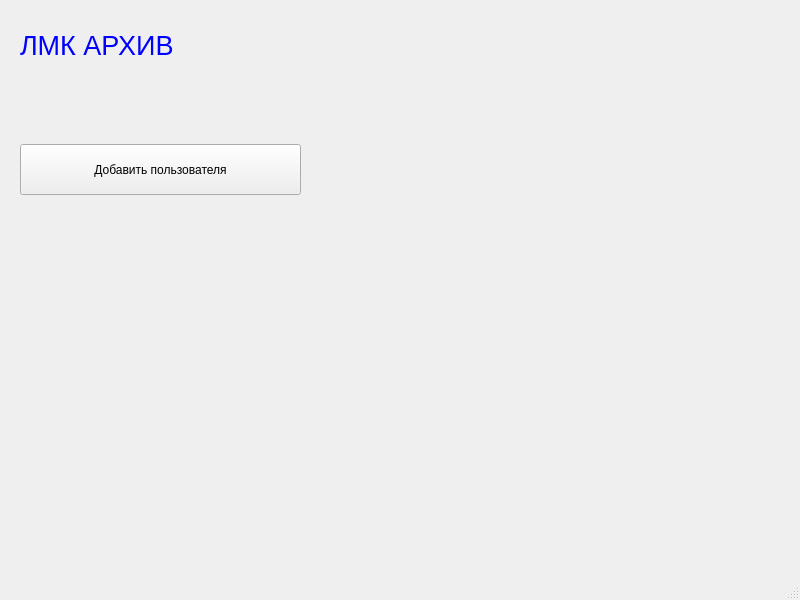
Old version of the form mainwindow.ui in the repository FANDIM-wolf/FileHub.
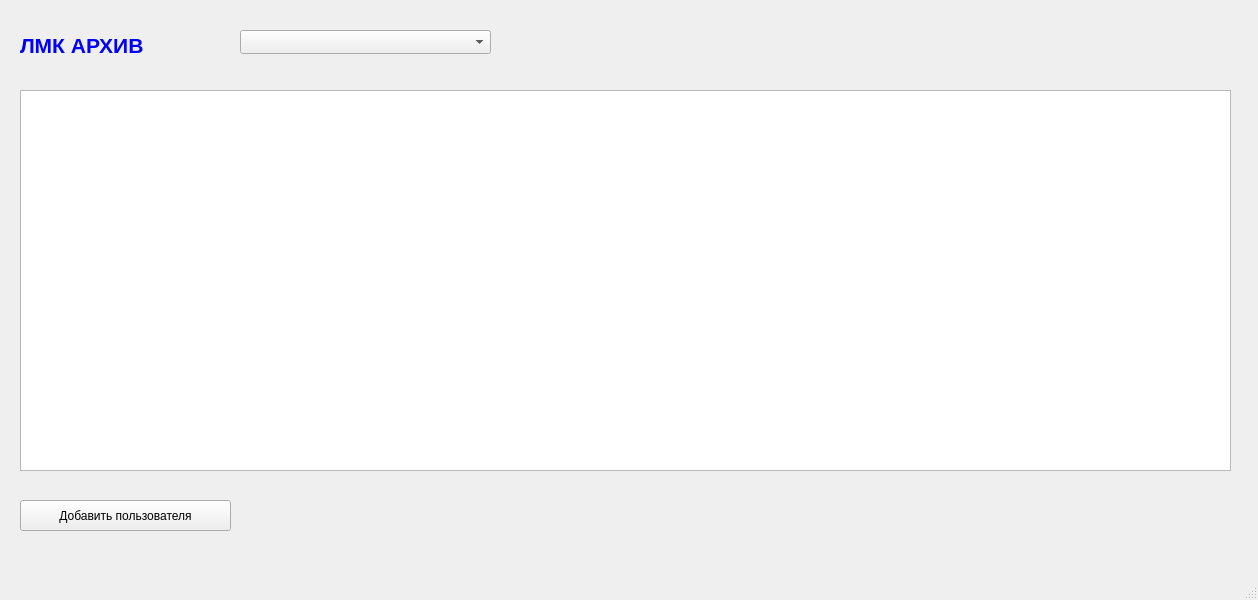
New version of the form.

```diff
--- a/mainwindow.ui
+++ b/mainwindow.ui
@@ -6,7 +6,7 @@
    <rect>
     <x>0</x>
     <y>0</y>
-    <width>800</width>
+    <width>1258</width>
     <height>600</height>
    </rect>
   </property>
@@ -18,9 +18,9 @@
     <property name="geometry">
      <rect>
       <x>20</x>
-      <y>144</y>
-      <width>281</width>
-      <height>51</height>
+      <y>500</y>
+      <width>211</width>
+      <height>31</height>
      </rect>
     </property>
     <property name="text">
@@ -39,7 +39,9 @@
     <property name="font">
      <font>
       <family>Arial</family>
-      <pointsize>20</pointsize>
+      <pointsize>16</pointsize>
+      <weight>75</weight>
+      <bold>true</bold>
      </font>
     </property>
     <property name="styleSheet">
@@ -50,6 +52,26 @@
      <string>ЛМК АРХИВ</string>
     </property>
    </widget>
+   <widget class="QTableView" name="tableView">
+    <property name="geometry">
+     <rect>
+      <x>20</x>
+      <y>90</y>
+      <width>1211</width>
+      <height>381</height>
+     </rect>
+    </property>
+   </widget>
+   <widget class="QComboBox" name="comboBox">
+    <property name="geometry">
+     <rect>
+      <x>240</x>
+      <y>30</y>
+      <width>251</width>
+      <height>24</height>
+     </rect>
+    </property>
+   </widget>
   </widget>
   <widget class="QMenuBar" name="menubar">
    <property name="geometry">
```
Left out of the diff: 2 changed lines with no effect on the pictures.
